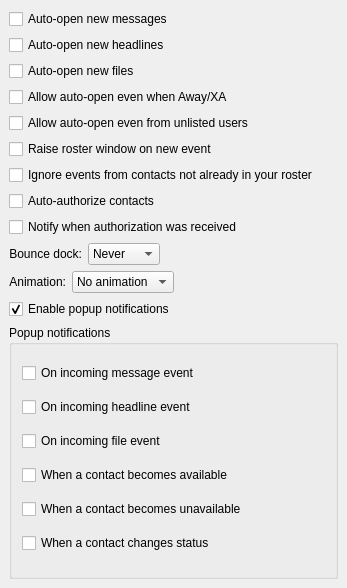
Before: the Qt Designer form src/options/opt_events.ui in psi-im/psi, drawn with Qt 5.
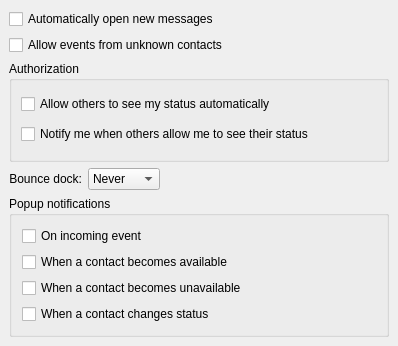
After: the same form once the commit is applied.

Diff of the .ui file:
```diff
--- a/src/options/opt_events.ui
+++ b/src/options/opt_events.ui
@@ -5,8 +5,8 @@
    <rect>
     <x>0</x>
     <y>0</y>
-    <width>347</width>
-    <height>588</height>
+    <width>398</width>
+    <height>346</height>
    </rect>
   </property>
   <property name="windowTitle" >
@@ -22,64 +22,44 @@
    <item>
     <widget class="QCheckBox" name="ck_popupMsgs" >
      <property name="text" >
-      <string>Auto-open new messages</string>
+      <string>Automatically open new messages</string>
      </property>
     </widget>
    </item>
    <item>
     <widget class="QCheckBox" name="ck_popupHeadlines" >
      <property name="text" >
-      <string>Auto-open new headlines</string>
+      <string>Allow events from unknown contacts</string>
      </property>
     </widget>
    </item>
    <item>
-    <widget class="QCheckBox" name="ck_popupFiles" >
-     <property name="text" >
-      <string>Auto-open new files</string>
+    <widget class="QGroupBox" name="groupBox" >
+     <property name="title" >
+      <string>Authorization</string>
      </property>
-    </widget>
-   </item>
-   <item>
-    <widget class="QCheckBox" name="ck_allowAwayPopup" >
-     <property name="text" >
-      <string>Allow auto-open even when Away/XA</string>
-     </property>
-    </widget>
-   </item>
-   <item>
-    <widget class="QCheckBox" name="ck_allowUnlistedPopup" >
-     <property name="text" >
-      <string>Allow auto-open even from unlisted users</string>
-     </property>
-    </widget>
-   </item>
-   <item>
-    <widget class="QCheckBox" name="ck_raise" >
-     <property name="text" >
-      <string>Raise roster window on new event</string>
-     </property>
-    </widget>
-   </item>
-   <item>
-    <widget class="QCheckBox" name="ck_ignoreNonRoster" >
-     <property name="text" >
-      <string>Ignore events from contacts not already in your roster</string>
-     </property>
-    </widget>
-   </item>
-   <item>
-    <widget class="QCheckBox" name="ck_autoAuth" >
-     <property name="text" >
-      <string>Auto-authorize contacts</string>
-     </property>
-    </widget>
-   </item>
-   <item>
-    <widget class="QCheckBox" name="ck_notifyAuth" >
-     <property name="text" >
-      <string>Notify when authorization was received</string>
-     </property>
+     <layout class="QVBoxLayout" >
+      <property name="margin" >
+       <number>9</number>
+      </property>
+      <property name="spacing" >
+       <number>6</number>
+      </property>
+      <item>
+       <widget class="QCheckBox" name="ck_autoAuth" >
+        <property name="text" >
+         <string>Allow others to see my status automatically</string>
+        </property>
+       </widget>
+      </item>
+      <item>
+       <widget class="QCheckBox" name="ck_notifyAuth" >
+        <property name="text" >
+         <string>Notify me when others allow me to see their status</string>
+        </property>
+       </widget>
+      </item>
+     </layout>
     </widget>
    </item>
    <item>
@@ -137,71 +117,6 @@
      </item>
     </layout>
    </item>
-   <item>
-    <layout class="QHBoxLayout" >
-     <property name="margin" >
-      <number>0</number>
-     </property>
-     <property name="spacing" >
-      <number>6</number>
-     </property>
-     <item>
-      <widget class="QLabel" name="lb_animation" >
-       <property name="text" >
-        <string>Animation:</string>
-       </property>
-       <property name="alignment" >
-        <set>Qt::AlignRight|Qt::AlignTrailing|Qt::AlignVCenter</set>
-       </property>
-       <property name="buddy" >
-        <cstring>cb_animation</cstring>
-       </property>
-      </widget>
-     </item>
-     <item>
-      <widget class="QComboBox" name="cb_animation" >
-       <item>
-        <property name="text" >
-         <string>No animation</string>
-        </property>
-       </item>
-       <item>
-        <property name="text" >
-         <string>Blink</string>
-        </property>
-       </item>
-       <item>
-        <property name="text" >
-         <string>Animate</string>
-        </property>
-       </item>
-      </widget>
-     </item>
-     <item>
-      <spacer>
-       <property name="orientation" >
-        <enum>Qt::Horizontal</enum>
-       </property>
-       <property name="sizeHint" >
-        <size>
-         <width>139</width>
-         <height>20</height>
-        </size>
-       </property>
-      </spacer>
-     </item>
-    </layout>
-   </item>
-   <item>
-    <widget class="QCheckBox" name="ck_popupOn" >
-     <property name="text" >
-      <string>Enable popup notifications</string>
-     </property>
-     <property name="checked" >
-      <bool>true</bool>
-     </property>
-    </widget>
-   </item>
    <item>
     <widget class="QGroupBox" name="groupBox1" >
      <property name="title" >
@@ -217,21 +132,7 @@
       <item>
        <widget class="QCheckBox" name="ck_popupOnMessage" >
         <property name="text" >
-         <string>On incoming message event</string>
-        </property>
-       </widget>
-      </item>
-      <item>
-       <widget class="QCheckBox" name="ck_popupOnHeadline" >
-        <property name="text" >
-         <string>On incoming headline event</string>
-        </property>
-       </widget>
-      </item>
-      <item>
-       <widget class="QCheckBox" name="ck_popupOnFile" >
-        <property name="text" >
-         <string>On incoming file event</string>
+         <string>On incoming event</string>
         </property>
        </widget>
       </item>
```
Left out of the diff: 32 changed lines with no effect on the pictures.
